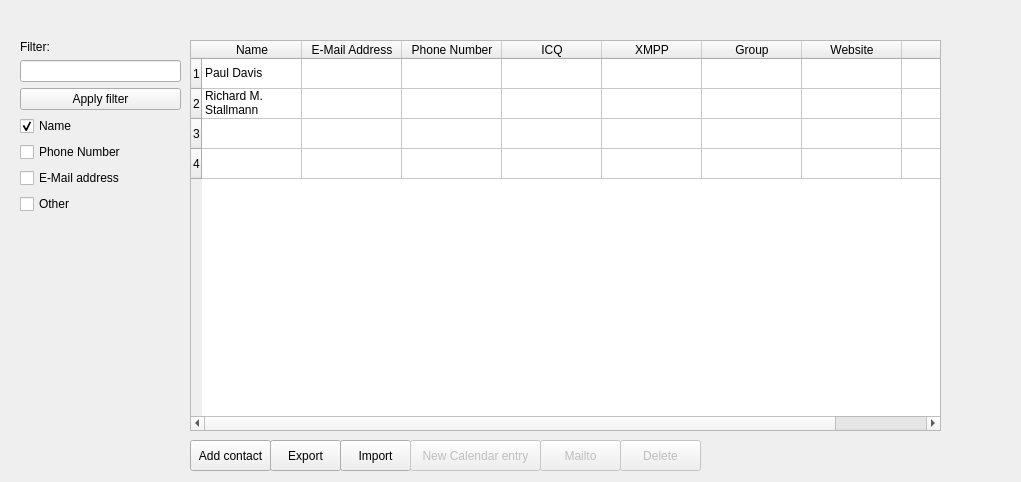
First picture: the form in ui/contactsmainwidget.ui, repository burner/pimp, before the edit.
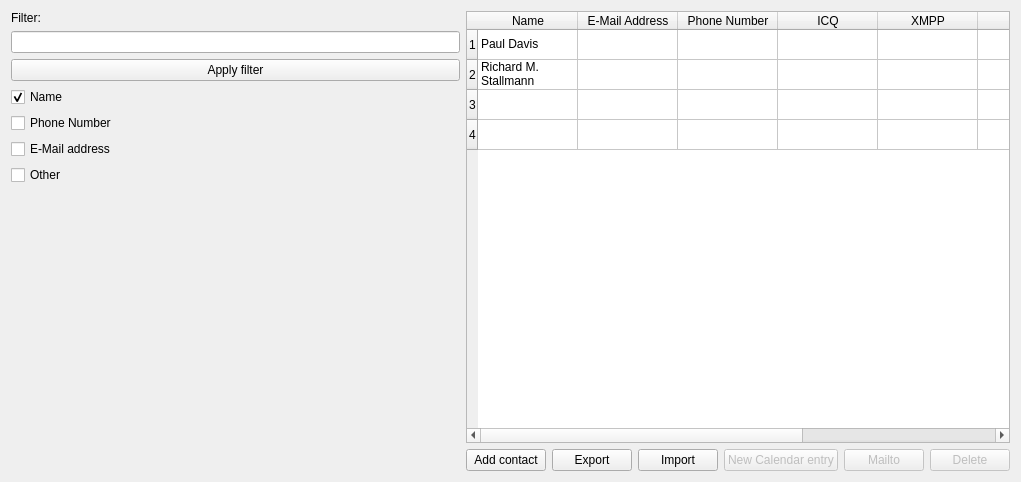
Second picture: the form after the edit.

Commit message: contact main widget warning fix, ideas for mail widget

Diff of the .ui file:
```diff
--- a/ui/contactsmainwidget.ui
+++ b/ui/contactsmainwidget.ui
@@ -13,15 +13,8 @@
   <property name="windowTitle">
    <string>Form</string>
   </property>
-  <widget class="QWidget" name="verticalLayoutWidget">
-   <property name="geometry">
-    <rect>
-     <x>20</x>
-     <y>40</y>
-     <width>161</width>
-     <height>391</height>
-    </rect>
-   </property>
+  <layout class="QHBoxLayout" name="horizontalLayout_3">
+   <item>
    <layout class="QVBoxLayout" name="verticalLayout">
     <item>
      <layout class="QHBoxLayout" name="horizontalLayout_2">
@@ -111,16 +104,10 @@
      </spacer>
     </item>
    </layout>
-  </widget>
-  <widget class="QWidget" name="verticalLayoutWidget_2">
-   <property name="geometry">
-    <rect>
-     <x>190</x>
-     <y>40</y>
-     <width>751</width>
-     <height>391</height>
-    </rect>
-   </property>
+   </item>
+   <item>
+    <layout class="QVBoxLayout" name="verticalLayout_3">
+     <item>
    <layout class="QVBoxLayout" name="verticalLayout_2">
     <item>
      <widget class="QTableWidget" name="contactsTable">
@@ -197,16 +184,11 @@
      </widget>
     </item>
    </layout>
-  </widget>
+     </item>
+     <item>
+      <layout class="QHBoxLayout" name="horizontalLayout">
+       <item>
   <widget class="QPushButton" name="newContactButton">
-   <property name="geometry">
-    <rect>
-     <x>190</x>
-     <y>440</y>
-     <width>81</width>
-     <height>31</height>
-    </rect>
-   </property>
    <property name="locale">
     <locale language="English" country="UnitedStates"/>
    </property>
@@ -214,15 +196,9 @@
     <string>Add contact</string>
    </property>
   </widget>
+       </item>
+       <item>
   <widget class="QPushButton" name="exportButton">
-   <property name="geometry">
-    <rect>
-     <x>270</x>
-     <y>440</y>
-     <width>71</width>
-     <height>31</height>
-    </rect>
-   </property>
    <property name="locale">
     <locale language="English" country="UnitedStates"/>
    </property>
@@ -230,15 +206,9 @@
     <string>Export</string>
    </property>
   </widget>
+       </item>
+       <item>
   <widget class="QPushButton" name="importButton">
-   <property name="geometry">
-    <rect>
-     <x>340</x>
-     <y>440</y>
-     <width>71</width>
-     <height>31</height>
-    </rect>
-   </property>
    <property name="locale">
     <locale language="English" country="UnitedStates"/>
    </property>
@@ -246,18 +216,38 @@
     <string>Import</string>
    </property>
   </widget>
+       </item>
+       <item>
+        <widget class="QPushButton" name="calendarEntryButton">
+         <property name="enabled">
+          <bool>false</bool>
+         </property>
+         <property name="locale">
+          <locale language="English" country="UnitedStates"/>
+         </property>
+         <property name="text">
+          <string>New Calendar entry</string>
+         </property>
+        </widget>
+       </item>
+       <item>
+        <widget class="QPushButton" name="mailtoButton">
+         <property name="enabled">
+          <bool>false</bool>
+         </property>
+         <property name="locale">
+          <locale language="English" country="UnitedStates"/>
+         </property>
+         <property name="text">
+          <string>Mailto</string>
+         </property>
+        </widget>
+       </item>
+       <item>
   <widget class="QPushButton" name="importButton_2">
    <property name="enabled">
     <bool>false</bool>
    </property>
-   <property name="geometry">
-    <rect>
-     <x>620</x>
-     <y>440</y>
-     <width>81</width>
-     <height>31</height>
-    </rect>
-   </property>
    <property name="locale">
     <locale language="English" country="UnitedStates"/>
    </property>
@@ -268,55 +258,12 @@
     <bool>false</bool>
    </property>
   </widget>
-  <widget class="QPushButton" name="mailtoButton">
-   <property name="enabled">
-    <bool>false</bool>
-   </property>
-   <property name="geometry">
-    <rect>
-     <x>540</x>
-     <y>440</y>
-     <width>81</width>
-     <height>31</height>
-    </rect>
-   </property>
-   <property name="locale">
-    <locale language="English" country="UnitedStates"/>
-   </property>
-   <property name="text">
-    <string>Mailto</string>
-   </property>
-  </widget>
-  <widget class="QPushButton" name="calendarEntryButton">
-   <property name="enabled">
-    <bool>false</bool>
-   </property>
-   <property name="geometry">
-    <rect>
-     <x>410</x>
-     <y>440</y>
-     <width>131</width>
-     <height>31</height>
-    </rect>
-   </property>
-   <property name="locale">
-    <locale language="English" country="UnitedStates"/>
-   </property>
-   <property name="text">
-    <string>New Calendar entry</string>
-   </property>
-  </widget>
-  <zorder>verticalLayoutWidget</zorder>
-  <zorder>verticalLayoutWidget_2</zorder>
-  <zorder>verticalSpacer_2</zorder>
-  <zorder>newContactButton</zorder>
-  <zorder>horizontalLayoutWidget</zorder>
-  <zorder>label_2</zorder>
-  <zorder>exportButton</zorder>
-  <zorder>importButton</zorder>
-  <zorder>importButton_2</zorder>
-  <zorder>mailtoButton</zorder>
-  <zorder>calendarEntryButton</zorder>
+       </item>
+      </layout>
+     </item>
+    </layout>
+   </item>
+  </layout>
  </widget>
  <resources/>
  <connections/>
```
Lines whose indentation alone changed are shown as unchanged. The commit also changes 1 other file.
